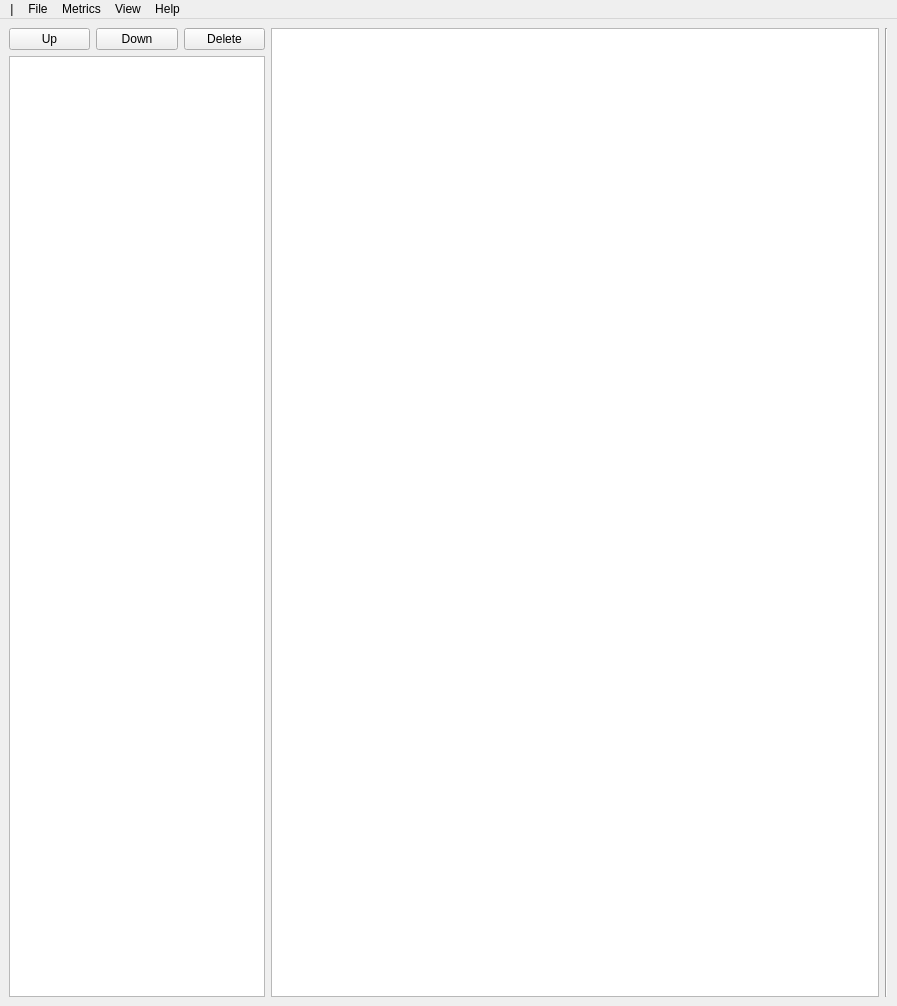
Old version of the form app/mainwindow.ui in the repository ntnmrndn/termproject.
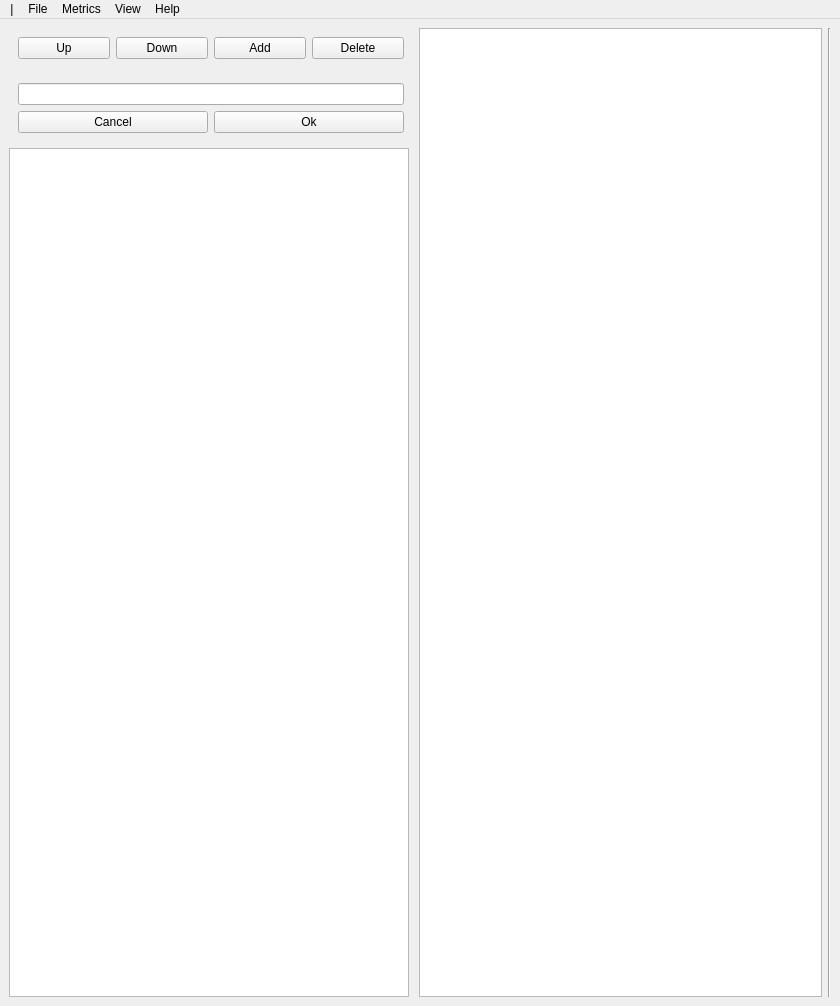
New version of the form.

The edit to the form file:
```diff
--- a/app/mainwindow.ui
+++ b/app/mainwindow.ui
@@ -6,7 +6,7 @@
    <rect>
     <x>0</x>
     <y>0</y>
-    <width>897</width>
+    <width>840</width>
     <height>1006</height>
    </rect>
   </property>
@@ -26,29 +26,68 @@
       <item>
        <layout class="QVBoxLayout" name="verticalLayout">
         <item>
-         <layout class="QHBoxLayout" name="horizontalLayout_3">
-          <item>
-           <widget class="QPushButton" name="Up">
-            <property name="text">
-             <string>Up</string>
-            </property>
-           </widget>
-          </item>
-          <item>
-           <widget class="QPushButton" name="Down">
-            <property name="text">
-             <string>Down</string>
-            </property>
-           </widget>
-          </item>
-          <item>
-           <widget class="QPushButton" name="Delete">
-            <property name="text">
-             <string>Delete</string>
-            </property>
-           </widget>
-          </item>
-         </layout>
+         <widget class="QWidget" name="Buttons" native="true">
+          <layout class="QHBoxLayout" name="horizontalLayout_3">
+           <item>
+            <widget class="QPushButton" name="Up">
+             <property name="text">
+              <string>Up</string>
+             </property>
+            </widget>
+           </item>
+           <item>
+            <widget class="QPushButton" name="Down">
+             <property name="text">
+              <string>Down</string>
+             </property>
+            </widget>
+           </item>
+           <item>
+            <widget class="QPushButton" name="Add">
+             <property name="text">
+              <string>Add</string>
+             </property>
+            </widget>
+           </item>
+           <item>
+            <widget class="QPushButton" name="Delete">
+             <property name="text">
+              <string>Delete</string>
+             </property>
+            </widget>
+           </item>
+          </layout>
+         </widget>
+        </item>
+        <item>
+         <widget class="QWidget" name="Form" native="true">
+          <property name="enabled">
+           <bool>true</bool>
+          </property>
+          <layout class="QVBoxLayout" name="verticalLayout_2">
+           <item>
+            <widget class="QLineEdit" name="lineEdit"/>
+           </item>
+           <item>
+            <layout class="QHBoxLayout" name="horizontalLayout_4">
+             <item>
+              <widget class="QPushButton" name="Cancel">
+               <property name="text">
+                <string>Cancel</string>
+               </property>
+              </widget>
+             </item>
+             <item>
+              <widget class="QPushButton" name="Ok">
+               <property name="text">
+                <string>Ok</string>
+               </property>
+              </widget>
+             </item>
+            </layout>
+           </item>
+          </layout>
+         </widget>
         </item>
         <item>
          <widget class="QListWidget" name="listWidget">
@@ -69,7 +108,11 @@
        </layout>
       </item>
       <item>
-       <widget class="QTableWidget" name="tableWidget"/>
+       <widget class="QTableWidget" name="tableWidget">
+        <property name="inputMethodHints">
+         <set>Qt::ImhNone</set>
+        </property>
+       </widget>
       </item>
       <item>
        <widget class="Line" name="line">
@@ -87,7 +130,7 @@
     <rect>
      <x>0</x>
      <y>0</y>
-     <width>897</width>
+     <width>840</width>
      <height>22</height>
     </rect>
    </property>
```
Left out of the diff: 147 changed lines with no effect on the pictures.
